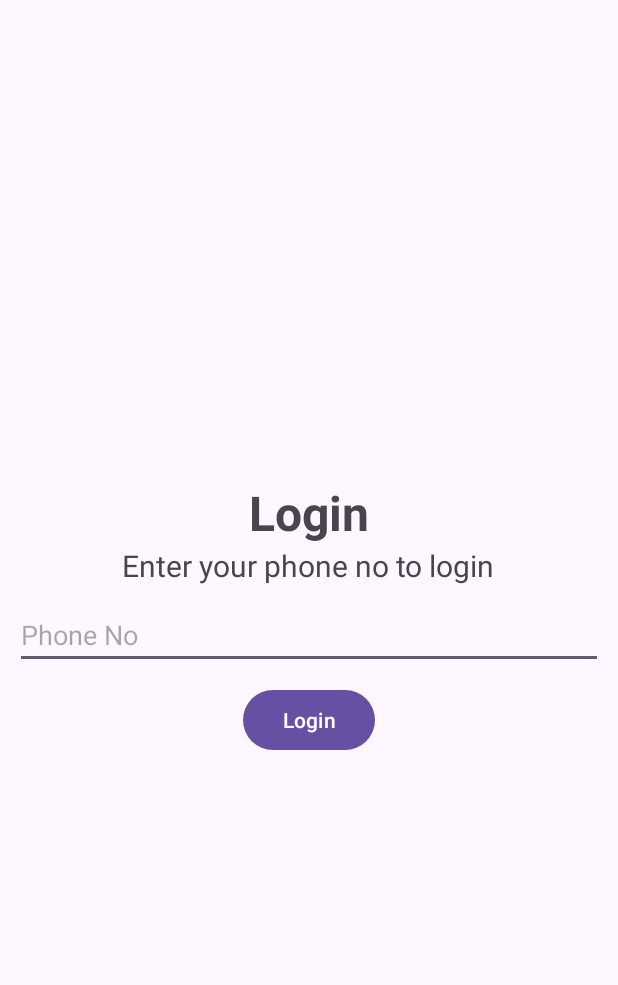
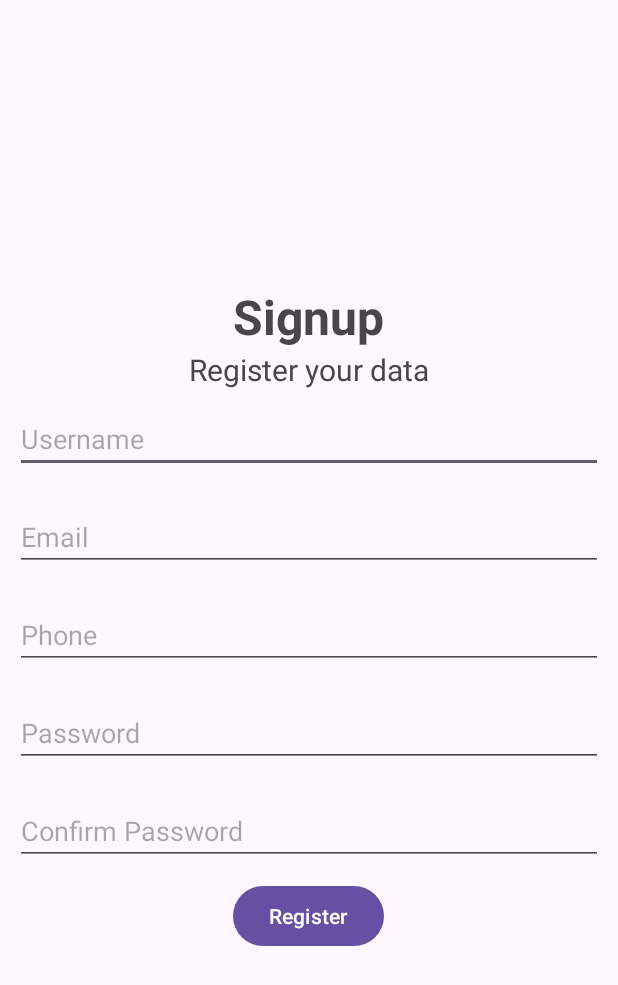
Before and after one commit to leofurqan/pny-android-countries-22, an Android app: the screen it shows after launch (PhoneActivity before the commit, SignupActivity after it), on a phone screen of 412 x 824 dp. Shown: the top 985 px of the screen. Run offline under Robolectric (Android 15) with nearby library versions, the phone set to English and light mode, and no system bars; our stand-ins replace Volley, data binding.

Commit message:
signup with backend

```diff
--- a/app/src/main/AndroidManifest.xml
+++ b/app/src/main/AndroidManifest.xml
@@ -15,6 +15,9 @@
         android:theme="@style/Theme.CountriesApp"
         android:usesCleartextTraffic="true"
         tools:targetApi="31">
+        <activity
+            android:name=".SignupActivity"
+            android:exported="false" />
         <activity
             android:name=".OTPActivity"
             android:exported="false" />
--- a/app/src/main/java/com/example/countriesapp/MainActivity.java
+++ b/app/src/main/java/com/example/countriesapp/MainActivity.java
@@ -16,7 +16,7 @@ public class MainActivity extends AppCompatActivity {
         new Handler().postDelayed(new Runnable() {
             @Override
             public void run() {
-                Intent intent = new Intent(MainActivity.this, PhoneActivity.class);
+                Intent intent = new Intent(MainActivity.this, SignupActivity.class);
                 startActivity(intent);
                 finish();
             }
--- /dev/null
+++ b/app/src/main/res/layout/activity_signup.xml
@@ -0,0 +1,72 @@
+<?xml version="1.0" encoding="utf-8"?>
+
+<layout xmlns:android="http://schemas.android.com/apk/res/android"
+    xmlns:app="http://schemas.android.com/apk/res-auto"
+    xmlns:tools="http://schemas.android.com/tools">
+
+    <LinearLayout
+        android:layout_width="match_parent"
+        android:layout_height="match_parent"
+        android:gravity="center"
+        android:orientation="vertical"
+        tools:context=".OTPActivity">
+
+        <TextView
+            android:layout_width="wrap_content"
+            android:layout_height="wrap_content"
+            android:text="Signup"
+            android:textSize="32sp"
+            android:textStyle="bold" />
+
+        <TextView
+            android:layout_width="wrap_content"
+            android:layout_height="wrap_content"
+            android:text="Register your data"
+            android:textSize="20sp" />
+
+        <EditText
+            android:id="@+id/et_username"
+            android:layout_width="match_parent"
+            android:layout_height="wrap_content"
+            android:layout_margin="10dp"
+            android:hint="Username"
+            android:inputType="textPersonName" />
+
+        <EditText
+            android:id="@+id/et_email"
+            android:layout_width="match_parent"
+            android:layout_height="wrap_content"
+            android:layout_margin="10dp"
+            android:hint="Email"
+            android:inputType="textEmailAddress" />
+
+        <EditText
+            android:id="@+id/et_phone"
+            android:layout_width="match_parent"
+            android:layout_height="wrap_content"
+            android:layout_margin="10dp"
+            android:hint="Phone" />
+
+        <EditText
+            android:id="@+id/et_password"
+            android:layout_width="match_parent"
+            android:layout_height="wrap_content"
+            android:layout_margin="10dp"
+            android:hint="Password"
+            android:inputType="textPassword" />
+
+        <EditText
+            android:id="@+id/et_c_password"
+            android:layout_width="match_parent"
+            android:layout_height="wrap_content"
+            android:layout_margin="10dp"
+            android:hint="Confirm Password"
+            android:inputType="textPassword" />
+
+        <Button
+            android:id="@+id/btn_register"
+            android:layout_width="wrap_content"
+            android:layout_height="wrap_content"
+            android:text="Register" />
+    </LinearLayout>
+</layout>
```
Also changed, not shown: app/src/main/java/com/example/countriesapp/SignupActivity.java (added, +95 -0 lines).
